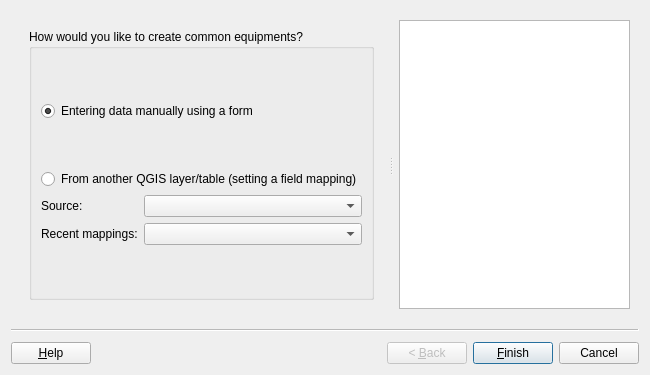
Above: asistente_ladm_col/ui/wiz_create_common_equipment_valuation.ui from SwissTierrasColombia/Asistente-LADM-COL before the change. Below: the same form after it.
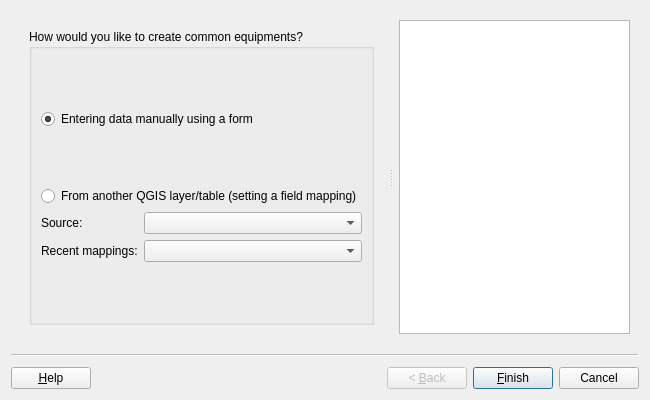
That is the form after the change. Custom widgets are drawn as their Qt base class.

Patch:
```diff
--- a/asistente_ladm_col/ui/wiz_create_common_equipment_valuation.ui
+++ b/asistente_ladm_col/ui/wiz_create_common_equipment_valuation.ui
@@ -7,7 +7,7 @@
     <x>0</x>
     <y>0</y>
     <width>650</width>
-    <height>375</height>
+    <height>400</height>
    </rect>
   </property>
   <property name="windowTitle">
```
